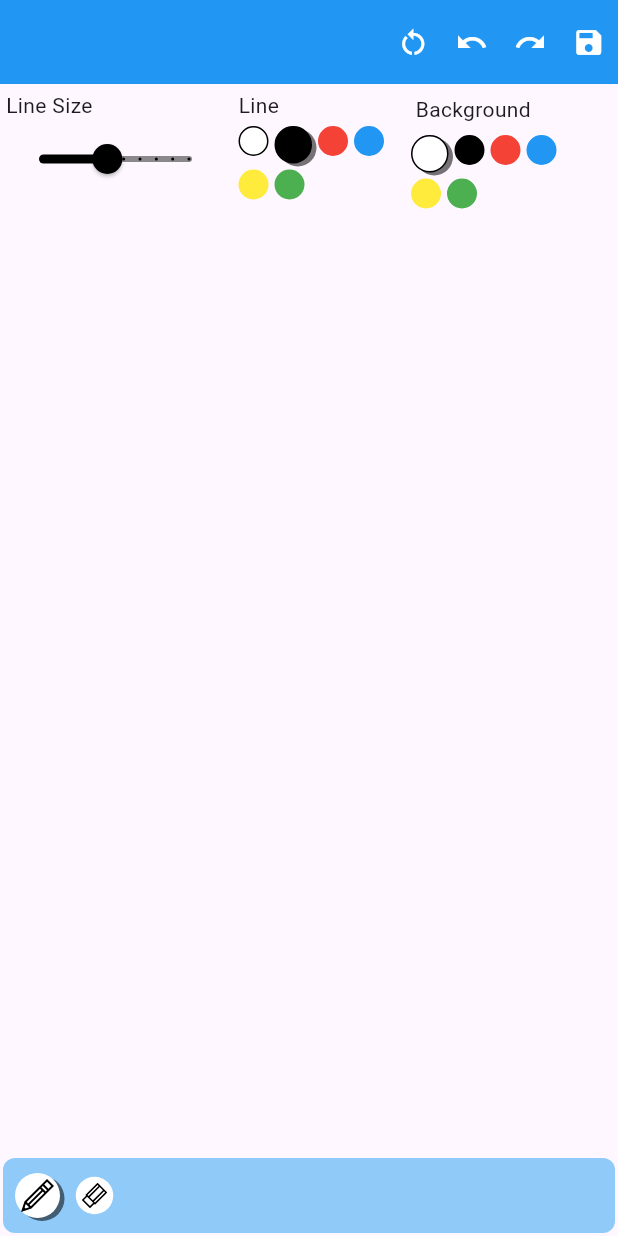
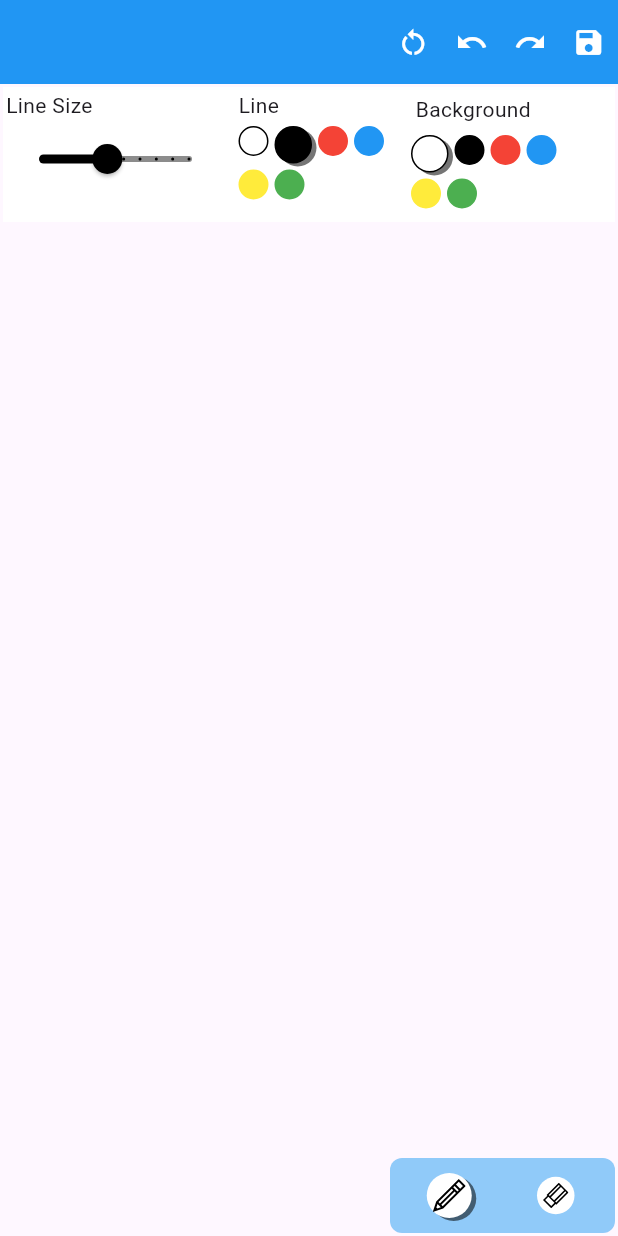
Before and after one commit to hydev777/kids_drawing_app, a Flutter app: the screen it shows after launch, on a phone screen of 412 x 824 dp. Run offline on Flutter 3.47's test engine with Material 3 defaults, Android fonts, the phone set to English and light mode, and no system bars; our stand-ins replace flutter_svg, image_gallery_saver.

Commit message:
app(drawing_panel): used Stack to contain widgets

```diff
--- a/lib/screens/drawer_panel/view/drawing_panel.dart
+++ b/lib/screens/drawer_panel/view/drawing_panel.dart
@@ -245,11 +245,16 @@ class _PanelState extends State<Panel> {
         ),
         body: Padding(
           padding: const EdgeInsets.all(2.0),
-          child: Column(
+          child: Stack(
             children: [
-              SizedBox(
+              const DrawingArea(),
+              Align(
+                alignment: Alignment.topCenter,
+                child: Container(
+                  decoration: const BoxDecoration(
+                    color: Colors.white,
+                  ),
                   height: 90,
-                width: double.infinity,
                   child: Row(
                     children: [
                       Column(
@@ -354,10 +359,13 @@ class _PanelState extends State<Panel> {
                     ],
                   ),
                 ),
-              const Expanded(
-                child: DrawingArea(),
               ),
-              Container(
+              Positioned(
+                bottom: 0,
+                right: 0,
+                child: Container(
+                  height: 50,
+                  width: 150,
                   decoration: BoxDecoration(
                     color: Colors.blue[200],
                     borderRadius: const BorderRadius.all(
@@ -365,8 +373,8 @@ class _PanelState extends State<Panel> {
                     ),
                   ),
                   padding: const EdgeInsets.all(4),
-                height: 50,
                   child: Row(
+                    mainAxisAlignment: MainAxisAlignment.spaceAround,
                     children: [
                       ...toolsList!.map((tool) {
                         return DrawingTool(
@@ -376,6 +384,7 @@ class _PanelState extends State<Panel> {
                       }).toList()
                     ],
                   ),
+                ),
               )
             ],
           ),
```
Lines whose indentation alone changed are shown as unchanged.
